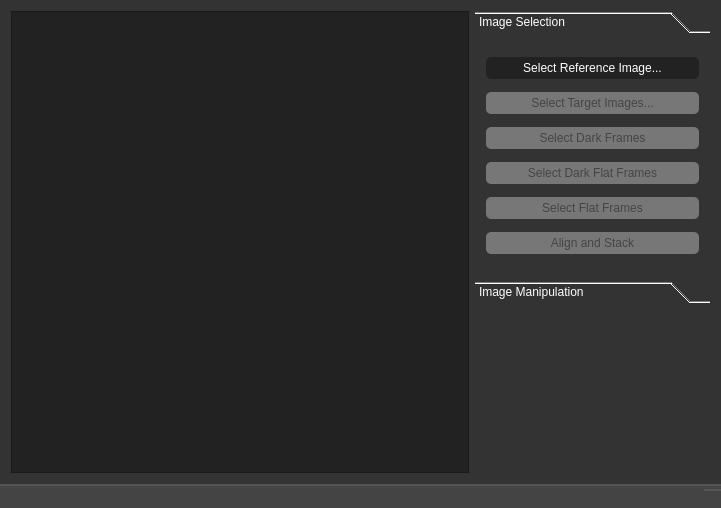
The window that ui/mainwindow.ui (BenJuan26/OpenSkyStacker) describes before a commit, drawn with Qt 5.
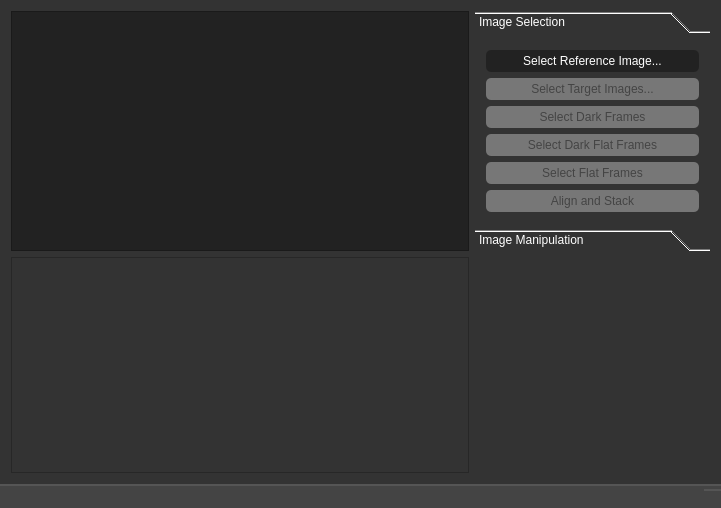
The same window after the commit. Custom widgets are drawn as their Qt base class.

Commit message: add table view

```diff
--- a/ui/mainwindow.ui
+++ b/ui/mainwindow.ui
@@ -36,23 +36,17 @@
     <string notr="true">background-color: #333;</string>
    </property>
    <layout class="QGridLayout" name="gridLayout">
-    <item row="1" column="1">
-     <spacer name="verticalSpacer">
-      <property name="orientation">
-       <enum>Qt::Vertical</enum>
+    <item row="3" column="0">
+     <widget class="QTableView" name="tableView"/>
+    </item>
+    <item row="2" column="0">
+     <widget class="StackerGraphicsView" name="imageHolder">
+      <property name="styleSheet">
+       <string notr="true">background-color: #222;</string>
       </property>
-      <property name="sizeType">
-       <enum>QSizePolicy::Maximum</enum>
-      </property>
-      <property name="sizeHint" stdset="0">
-       <size>
-        <width>20</width>
-        <height>170</height>
-       </size>
-      </property>
-     </spacer>
+     </widget>
     </item>
-    <item row="0" column="1">
+    <item row="2" column="1">
      <widget class="QToolBox" name="toolBox_2">
       <property name="enabled">
        <bool>true</bool>
@@ -101,8 +95,8 @@
         <rect>
          <x>0</x>
          <y>0</y>
-         <width>235</width>
-         <height>208</height>
+         <width>221</width>
+         <height>192</height>
         </rect>
        </property>
        <attribute name="label">
@@ -226,12 +220,21 @@
       </widget>
      </widget>
     </item>
-    <item row="0" column="0" rowspan="2">
-     <widget class="StackerGraphicsView" name="imageHolder">
-      <property name="styleSheet">
-       <string notr="true">background-color: #222;</string>
+    <item row="3" column="1">
+     <spacer name="verticalSpacer">
+      <property name="orientation">
+       <enum>Qt::Vertical</enum>
       </property>
-     </widget>
+      <property name="sizeType">
+       <enum>QSizePolicy::Maximum</enum>
+      </property>
+      <property name="sizeHint" stdset="0">
+       <size>
+        <width>20</width>
+        <height>170</height>
+       </size>
+      </property>
+     </spacer>
     </item>
    </layout>
   </widget>
```
Left out of the diff: 4 changed lines with no effect on the pictures.
